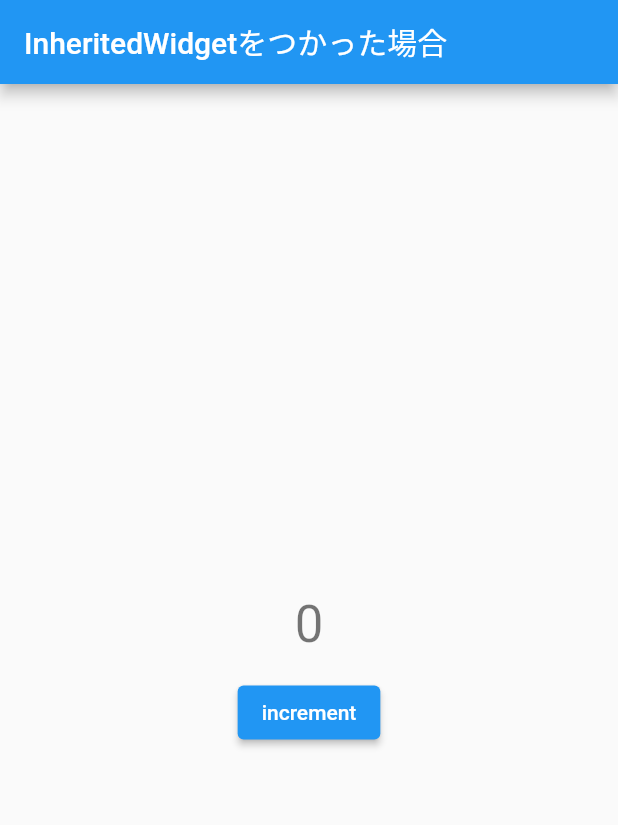
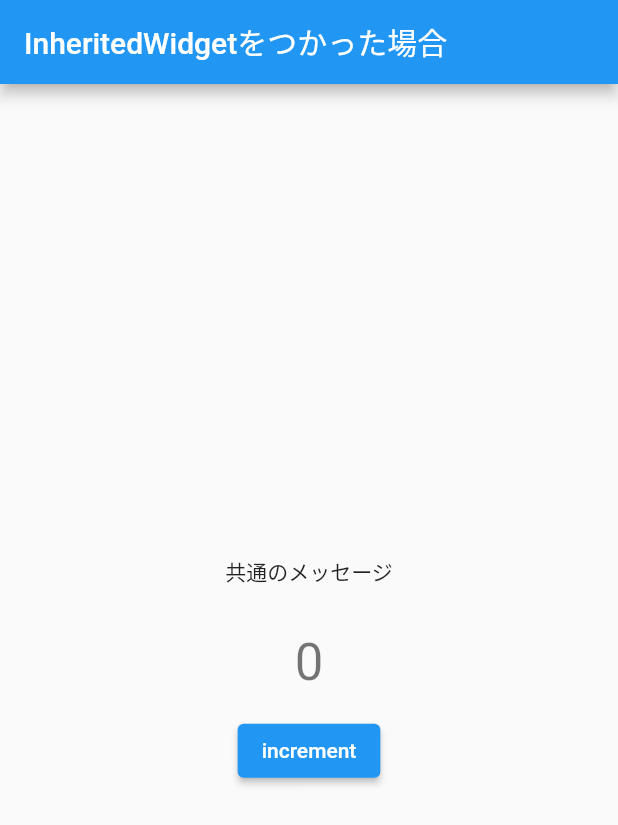
Before and after one commit to beeeyan/inherit-sample, a Flutter app: the InheritedAPage screen opened by its route, on a phone screen of 412 x 824 dp. Shown: the top 825 px of the screen. Run offline on Flutter 3.47's test engine with Material 2 defaults, Android fonts, the phone set to English and light mode, and no system bars; our stand-ins replace go_router, scrollable_positioned_list.

Commit message:
add MessageData

```diff
--- /dev/null
+++ b/lib/domain/message_data.dart
@@ -0,0 +1,16 @@
+
+
+import 'package:flutter/material.dart';
+
+class MessageData extends InheritedWidget {
+  const MessageData({Key? key, required Widget child})
+  : super(key: key, child: child);
+
+  // InheritedWidgetのプロパティは変更不可能
+  String get message => '共通のメッセージ';
+
+  @override
+  bool updateShouldNotify(covariant InheritedWidget oldWidget) {
+    return true;
+  }
+}
--- a/lib/presentation/pages/inherited_a.dart
+++ b/lib/presentation/pages/inherited_a.dart
@@ -1,7 +1,9 @@
 
 import 'package:flutter/material.dart';
+import 'package:inherited_sample/domain/message_data.dart';
 import 'package:inherited_sample/presentation/widgets/count_button.dart';
 import 'package:inherited_sample/presentation/widgets/show_count.dart';
+import 'package:inherited_sample/presentation/widgets/show_message.dart';
 
 class InheritedAPage extends StatelessWidget {
   const InheritedAPage({Key? key}) : super(key: key);
@@ -16,6 +18,7 @@ class InheritedAPage extends StatelessWidget {
           child : Column(
             mainAxisAlignment: MainAxisAlignment.center,
             children: const <Widget>[
+              MessageData(child: ShowMessage(),),
               ShowCount(),
               CountButton(),
             ],
--- a/lib/presentation/pages/inherited_b.dart
+++ b/lib/presentation/pages/inherited_b.dart
@@ -1,6 +1,8 @@
 
 import 'package:flutter/material.dart';
+import 'package:inherited_sample/domain/message_data.dart';
 import 'package:inherited_sample/presentation/widgets/show_count.dart';
+import 'package:inherited_sample/presentation/widgets/show_message.dart';
 
 class InheritedBPage extends StatelessWidget {
   const InheritedBPage({Key? key}) : super(key: key);
@@ -15,6 +17,7 @@ class InheritedBPage extends StatelessWidget {
           child : Column(
             mainAxisAlignment: MainAxisAlignment.center,
             children: const <Widget>[
+              MessageData(child: ShowMessage(),),
               ShowCount(),
             ],
           ),
--- a/lib/presentation/widgets/show_count.dart
+++ b/lib/presentation/widgets/show_count.dart
@@ -17,5 +17,4 @@ class ShowCount extends StatelessWidget {
       ),
     );
   }
-
 }
--- /dev/null
+++ b/lib/presentation/widgets/show_message.dart
@@ -0,0 +1,19 @@
+
+
+import 'package:flutter/material.dart';
+import 'package:inherited_sample/domain/message_data.dart';
+
+class ShowMessage extends StatelessWidget {
+  const ShowMessage({Key? key}) : super(key: key);
+
+  @override
+  Widget build(BuildContext context) {
+    final message =
+      context.dependOnInheritedWidgetOfExactType<MessageData>()!.message;
+
+    return Container(
+      margin: const EdgeInsets.symmetric(vertical: 15),
+      child: Text(message),
+    );
+  }
+}
```
